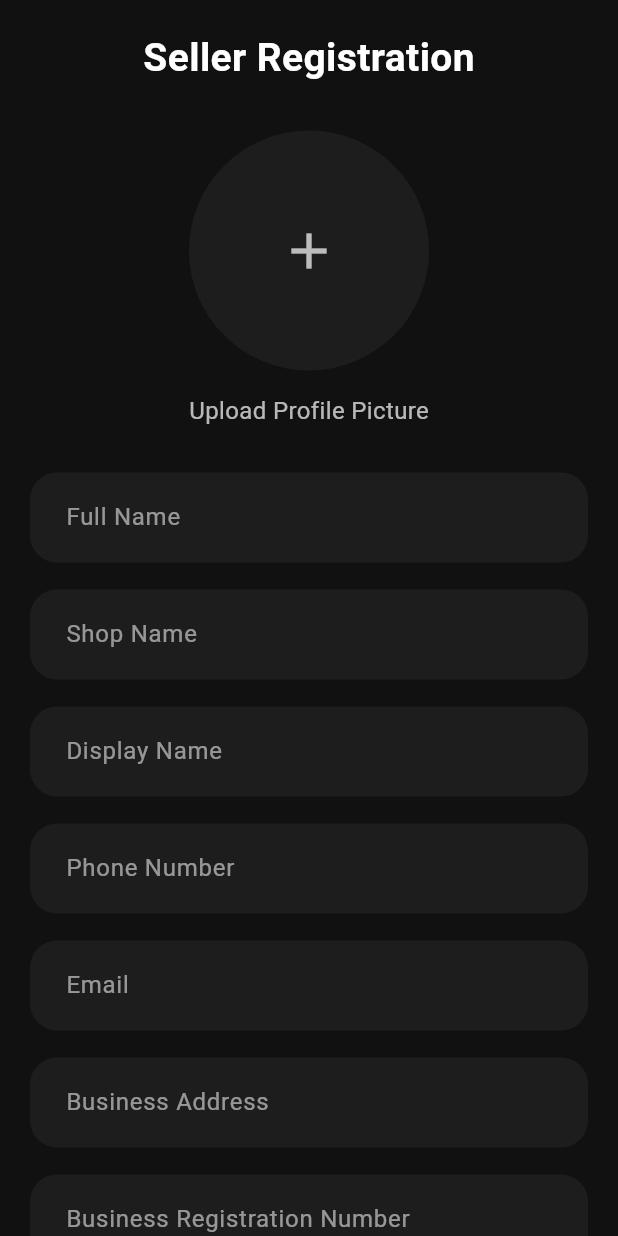
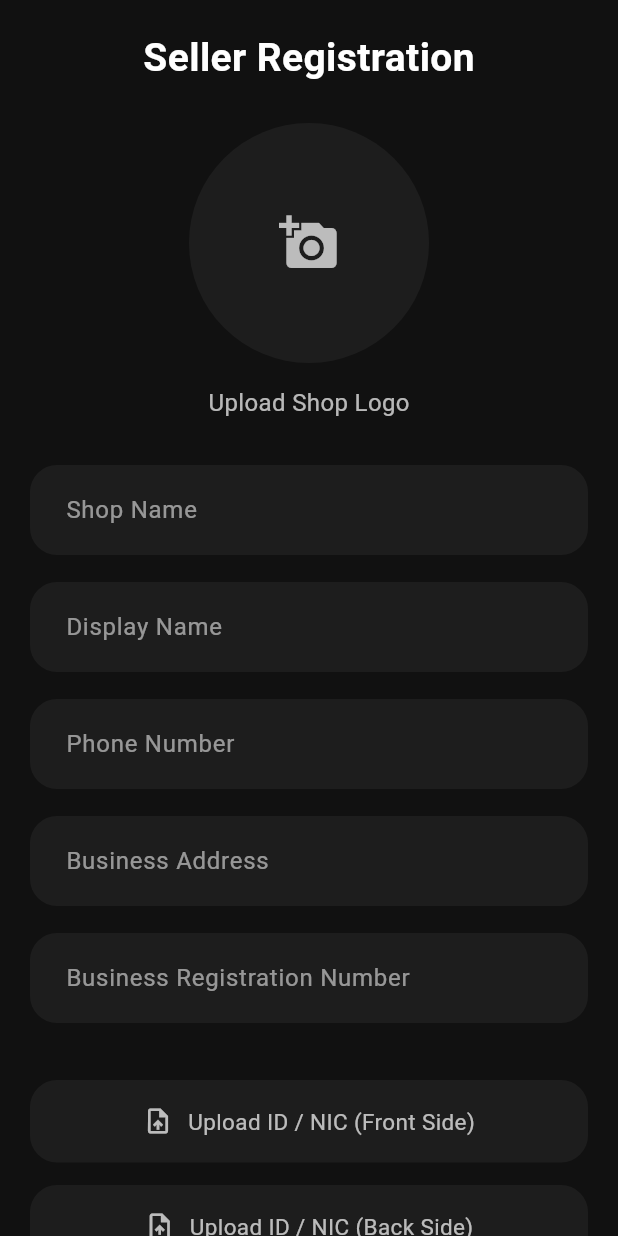
Before and after one commit to LumeoLK/Lumeo-App, a Flutter app: the SellerRegistrationInfoScreen screen opened directly, on a phone screen of 412 x 824 dp. Run offline on Flutter 3.47's test engine with Material 3 defaults, Android fonts, the phone set to English and light mode, and no system bars; our stand-ins replace flutter_riverpod, get, google_sign_in, image_picker, shared_preferences, socket_io_client and 1 more; accounts and stored records are empty.

Commit message:
Switch to production API and add seller image upload
Update Constants to use the production base URL and add a sellers API endpoint (sellersUri). Convert seller-registration_info from a StatelessWidget to StatefulWidget and add form controllers, image state (logo, NIC front/back), and an ImagePicker integration. UI improvements: tappable profile circle to pick a logo, upload buttons that show selected state, updated text fields to use controllers, submit button prints collected data, and proper disposal of controllers. Added imports (dart:io, image_picker) and minor styling/content adjustments to support the new behavior.

```diff
--- a/demo/lib/Constants.dart
+++ b/demo/lib/Constants.dart
@@ -2,7 +2,7 @@ class Constants {
   // The base address of the server
   // For production: 'https://lumeo-app.onrender.com'
   // For local dev: 'http://10.0.2.2:3000'
-  static String baseUrl = 'http://10.0.2.2:3000';
+  static String baseUrl = 'https://lumeo-app.onrender.com';
 
   // Specific API routes
   static String authUri = '$baseUrl/api/auth';
@@ -11,5 +11,5 @@ class Constants {
   static String chatUri = '$baseUrl/api/chat';
   static String wishlistUri = '$baseUrl/api/wishlist';
   static String ordersUri = '$baseUrl/api/orders';
-
+  static String sellersUri = '$baseUrl/api/sellers';
 }
--- a/demo/lib/pages/seller-registration_info.dart
+++ b/demo/lib/pages/seller-registration_info.dart
@@ -1,7 +1,67 @@
+import 'dart:io'; // Needed for the File class
 import 'package:flutter/material.dart';
+import 'package:image_picker/image_picker.dart'; // Needed for picking images
 
-class SellerRegistrationInfoScreen extends StatelessWidget {
+class SellerRegistrationInfoScreen extends StatefulWidget {
   const SellerRegistrationInfoScreen({super.key});
+
+  @override
+  State<SellerRegistrationInfoScreen> createState() =>
+      _SellerRegistrationInfoScreenState();
+}
+
+class _SellerRegistrationInfoScreenState
+    extends State<SellerRegistrationInfoScreen> {
+  // --- Text Controllers ---
+  final TextEditingController shopNameController = TextEditingController();
+  final TextEditingController displayNameController = TextEditingController();
+  final TextEditingController phoneNumberController = TextEditingController();
+  final TextEditingController businessAddressController =
+      TextEditingController();
+  final TextEditingController businessRegController = TextEditingController();
+
+  // --- STEP 2: Image State Variables ---
+  // We use File? because initially, no image is selected (it's null).
+  File? logoImage;
+  File? nicFrontImage;
+  File? nicBackImage;
+
+  final ImagePicker _picker = ImagePicker();
+
+  @override
+  void dispose() {
+    shopNameController.dispose();
+    displayNameController.dispose();
+    phoneNumberController.dispose();
+    businessAddressController.dispose();
+    businessRegController.dispose();
+    super.dispose();
+  }
+
+  // --- STEP 2: The Image Picker Function ---
+  // This function opens the gallery and assigns the chosen image to the correct variable.
+  Future<void> _pickImage(String imageType) async {
+    try {
+      final XFile? pickedFile = await _picker.pickImage(
+        source: ImageSource.gallery,
+      );
+
+      if (pickedFile != null) {
+        setState(() {
+          if (imageType == 'logo') {
+            logoImage = File(pickedFile.path);
+          } else if (imageType == 'nicFront') {
+            nicFrontImage = File(pickedFile.path);
+          } else if (imageType == 'nicBack') {
+            nicBackImage = File(pickedFile.path);
+          }
+        });
+      }
+    } catch (e) {
+      print("Error picking image: $e");
+      // In a real app, we might show a SnackBar here to tell the user something went wrong.
+    }
+  }
 
   @override
   Widget build(BuildContext context) {
@@ -13,8 +73,6 @@ class SellerRegistrationInfoScreen extends StatelessWidget {
           child: Column(
             children: [
               const SizedBox(height: 20),
-
-              /// Title
               const Text(
                 "Seller Registration",
                 style: TextStyle(
@@ -23,71 +81,90 @@ class SellerRegistrationInfoScreen extends StatelessWidget {
                   color: Colors.white,
                 ),
               ),
+              const SizedBox(height: 25),
 
-              const SizedBox(height: 30),
-
-              /// Profile Circle
-              Container(
+              /// Profile Circle (Logo) - Now clickable!
+              GestureDetector(
+                onTap: () => _pickImage('logo'),
+                child: Container(
                   height: 160,
                   width: 160,
                   decoration: BoxDecoration(
                     shape: BoxShape.circle,
                     color: Colors.white.withOpacity(0.05),
+                    // If an image is selected, show it as the background
+                    image: logoImage != null
+                        ? DecorationImage(
+                            image: FileImage(logoImage!),
+                            fit: BoxFit.cover,
+                          )
+                        : null,
                   ),
-                child: const Center(
+                  child: logoImage == null
+                      ? const Center(
                           child: Icon(
-                    Icons.add,
+                            Icons.add_a_photo,
                             size: 40,
                             color: Colors.white70,
                           ),
+                        )
+                      : null, // Hide icon if image exists
                 ),
               ),
+              const SizedBox(height: 15),
+              const Text(
+                "Upload Shop Logo",
+                style: TextStyle(color: Colors.white70, fontSize: 16),
+              ),
+              const SizedBox(height: 30),
 
+              /// Form Fields
+              buildTextField("Shop Name", shopNameController),
+              buildTextField("Display Name", displayNameController),
+              buildTextField("Phone Number", phoneNumberController),
+              buildTextField("Business Address", businessAddressController),
+              buildTextField(
+                "Business Registration Number",
+                businessRegController,
+              ),
+              const SizedBox(height: 20),
+
+              /// Upload ID Buttons - Now clickable and dynamic!
+              buildUploadButton(
+                text: "Upload ID / NIC (Front Side)",
+                selectedFile: nicFrontImage,
+                onTap: () => _pickImage('nicFront'),
+              ),
               const SizedBox(height: 15),
-
-              const Text(
-                "Upload Profile Picture",
-                style: TextStyle(
-                  color: Colors.white70,
-                  fontSize: 16,
-                ),
+              buildUploadButton(
+                text: "Upload ID / NIC (Back Side)",
+                selectedFile: nicBackImage,
+                onTap: () => _pickImage('nicBack'),
               ),
 
               const SizedBox(height: 30),
 
-              /// Form Fields
-              buildTextField("Full Name"),
-              buildTextField("Shop Name"),
-              buildTextField("Display Name"),
-              buildTextField("Phone Number"),
-              buildTextField("Email"),
-              buildTextField("Business Address"),
-              buildTextField("Business Registration Number"),
-              buildTextField("Password", isPassword: true),
-              buildTextField("Confirm Password", isPassword: true),
-
-              const SizedBox(height: 20),
-
-              /// Upload ID Buttons
-              buildUploadButton("Upload ID / NIC (Front Side)"),
-              const SizedBox(height: 15),
-              buildUploadButton("Upload ID / NIC (Back Side)"),
-
-              const SizedBox(height: 30),
-
               /// Submit Button
-              Container(
+              GestureDetector(
+                onTap: () {
+                  print("Checking Data before API call:");
+                  print("Shop Name: ${shopNameController.text}");
+                  print("Logo Selected: ${logoImage != null}");
+                  print("NIC Front Selected: ${nicFrontImage != null}");
+                  print("NIC Back Selected: ${nicBackImage != null}");
+                },
+                child: Container(
                   width: double.infinity,
                   height: 55,
                   decoration: BoxDecoration(
                     borderRadius: BorderRadius.circular(30),
-                  color: Color(0xFFFBB040),
+                    color: const Color(0xFFFBB040),
                     boxShadow: [
                       BoxShadow(
                         color: Colors.orange.withOpacity(0.5),
                         blurRadius: 15,
                         offset: const Offset(0, 5),
-                    )
+                      ),
                     ],
                   ),
                   child: const Center(
@@ -101,7 +178,7 @@ class SellerRegistrationInfoScreen extends StatelessWidget {
                     ),
                   ),
                 ),
-
+              ),
               const SizedBox(height: 30),
             ],
           ),
@@ -110,20 +187,21 @@ class SellerRegistrationInfoScreen extends StatelessWidget {
     );
   }
 
-  /// Reusable TextField
-  Widget buildTextField(String hint, {bool isPassword = false}) {
+  Widget buildTextField(String hint, TextEditingController controller) {
     return Padding(
       padding: const EdgeInsets.only(bottom: 18),
       child: TextField(
-        obscureText: isPassword,
+        controller: controller,
         style: const TextStyle(color: Colors.white),
         decoration: InputDecoration(
           hintText: hint,
           hintStyle: const TextStyle(color: Colors.white54),
           filled: true,
           fillColor: Colors.white.withOpacity(0.05),
-          contentPadding:
-              const EdgeInsets.symmetric(horizontal: 20, vertical: 18),
+          contentPadding: const EdgeInsets.symmetric(
+            horizontal: 20,
+            vertical: 18,
+          ),
           border: OutlineInputBorder(
             borderRadius: BorderRadius.circular(18),
             borderSide: BorderSide.none,
@@ -133,21 +211,48 @@ class SellerRegistrationInfoScreen extends StatelessWidget {
     );
   }
 
-  /// Reusable Upload Button
-  Widget buildUploadButton(String text) {
-    return Container(
+  /// Reusable Upload Button - Updated to show success state
+  Widget buildUploadButton({
+    required String text,
+    File? selectedFile,
+    required VoidCallback onTap,
+  }) {
+    bool isSelected = selectedFile != null;
+
+    return GestureDetector(
+      onTap: onTap,
+      child: Container(
         width: double.infinity,
         height: 55,
         decoration: BoxDecoration(
           borderRadius: BorderRadius.circular(18),
-        color: Colors.white.withOpacity(0.05),
+          // Change color slightly if selected to give visual feedback
+          color: isSelected
+              ? Colors.green.withOpacity(0.1)
+              : Colors.white.withOpacity(0.05),
+          border: isSelected
+              ? Border.all(color: Colors.green.withOpacity(0.5))
+              : null,
         ),
         child: Center(
-        child: Text(
-          text,
-          style: const TextStyle(
-            color: Colors.white70,
+          child: Row(
+            mainAxisAlignment: MainAxisAlignment.center,
+            children: [
+              Icon(
+                isSelected ? Icons.check_circle : Icons.upload_file,
+                color: isSelected ? Colors.green : Colors.white70,
+                size: 20,
+              ),
+              const SizedBox(width: 10),
+              Text(
+                isSelected ? "Image Selected" : text,
+                style: TextStyle(
+                  color: isSelected ? Colors.green : Colors.white70,
                   fontSize: 15,
+                  fontWeight: isSelected ? FontWeight.bold : FontWeight.normal,
+                ),
+              ),
+            ],
           ),
         ),
       ),
```
Lines whose indentation alone changed are shown as unchanged.
